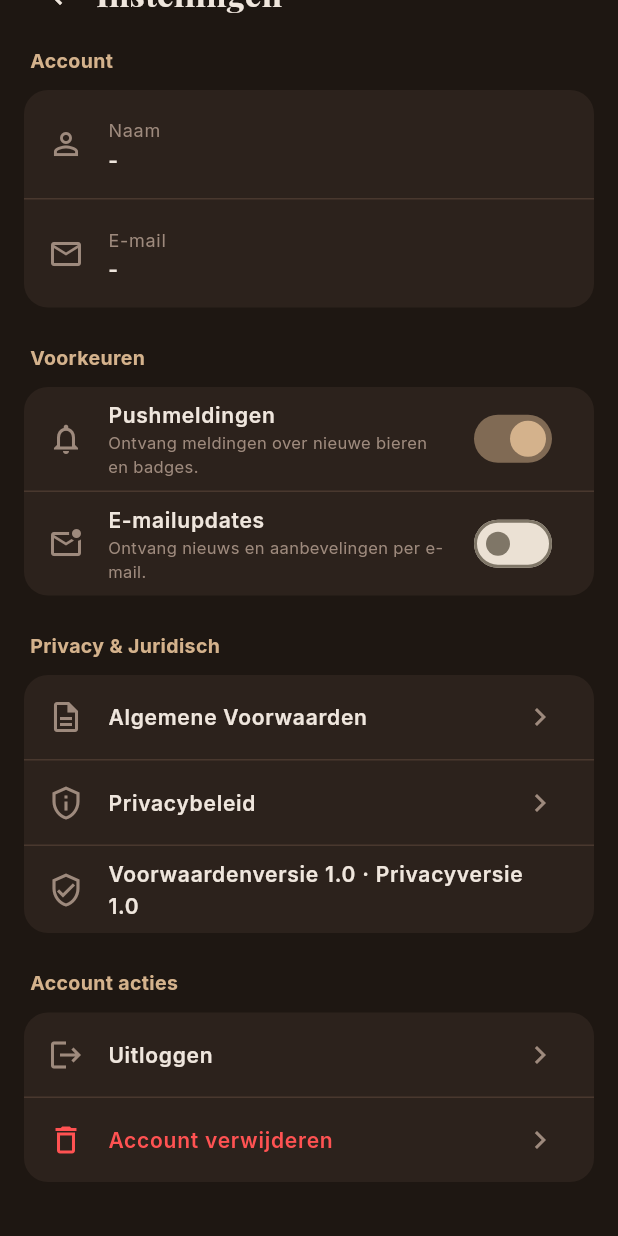
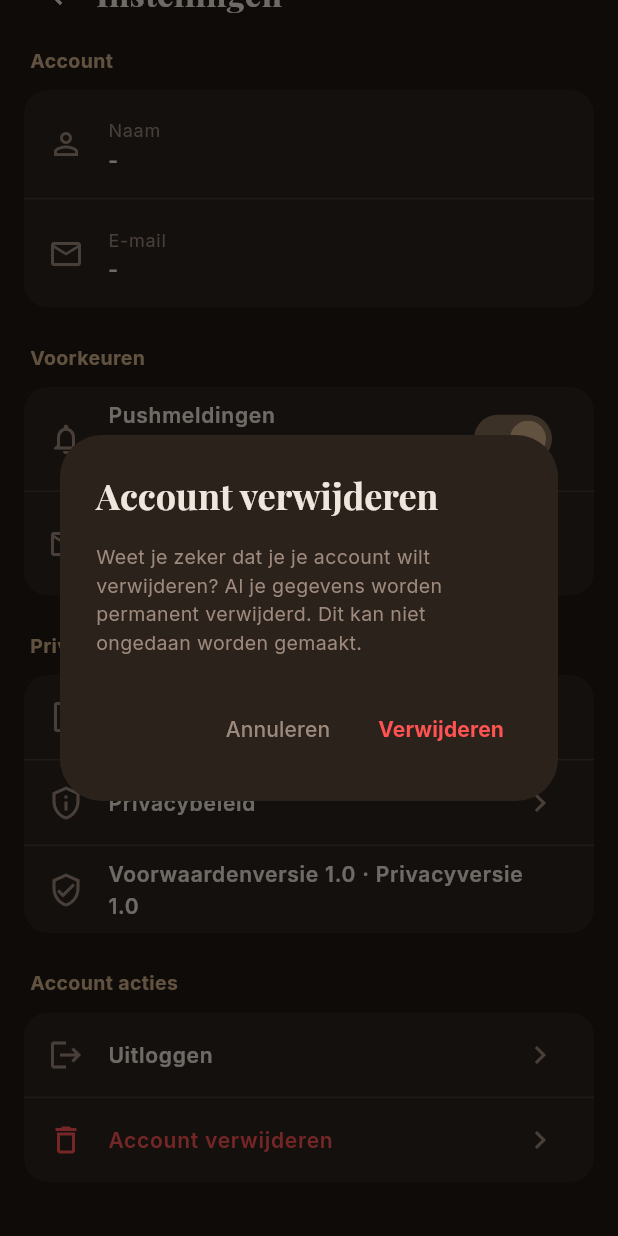
Before and after one commit to 6053472/Bierkompas, a Flutter app: the SettingsPage screen opened directly, scrolled down 45 dp, after a tap on "Account verwijderen", on a phone screen of 412 x 824 dp. Run offline on Flutter 3.47's test engine with Material 3 defaults, Android fonts, the phone set to English and light mode, and no system bars; our stand-ins replace google_fonts, image_picker, supabase_flutter; accounts and stored records are empty.

Commit message:
delete account

```diff
--- a/APP/BierKompas_Foundation_v0.1/lib/features/profile/settings_page.dart
+++ b/APP/BierKompas_Foundation_v0.1/lib/features/profile/settings_page.dart
@@ -16,6 +16,8 @@ class SettingsPage extends StatefulWidget {
 class _SettingsPageState extends State<SettingsPage> {
   bool _pushNotifications = true;
   bool _emailUpdates = false;
+  bool _deletingAccount = false;
+  final _authService = AuthService();
 
   static const _bg = Color(0xFF1E1712);
   static const _card = Color(0xFF2C221C);
@@ -54,6 +56,49 @@ class _SettingsPageState extends State<SettingsPage> {
       MaterialPageRoute(builder: (_) => const AuthGate()),
       (route) => false,
     );
+  }
+
+  Future<void> _confirmDeleteAccount() async {
+    final confirmed = await showDialog<bool>(
+      context: context,
+      builder: (context) => AlertDialog(
+        backgroundColor: _card,
+        title: Text('Account verwijderen', style: GoogleFonts.playfairDisplay(color: _cream, fontWeight: FontWeight.bold)),
+        content: Text(
+          'Weet je zeker dat je je account wilt verwijderen? Al je gegevens worden permanent verwijderd. Dit kan niet ongedaan worden gemaakt.',
+          style: GoogleFonts.inter(color: _muted, fontSize: 13),
+        ),
+        actions: [
+          TextButton(
+            onPressed: () => Navigator.of(context).pop(false),
+            child: Text('Annuleren', style: GoogleFonts.inter(color: _muted)),
+          ),
+          TextButton(
+            onPressed: () => Navigator.of(context).pop(true),
+            child: Text('Verwijderen', style: GoogleFonts.inter(color: Colors.redAccent, fontWeight: FontWeight.bold)),
+          ),
+        ],
+      ),
+    );
+
+    if (confirmed != true) return;
+
+    setState(() => _deletingAccount = true);
+    try {
+      await _authService.deleteAccount();
+      await AuthStorage.clear();
+      if (!mounted) return;
+      Navigator.of(context).pushAndRemoveUntil(
+        MaterialPageRoute(builder: (_) => const AuthGate()),
+        (route) => false,
+      );
+    } on AuthException catch (e) {
+      if (!mounted) return;
+      setState(() => _deletingAccount = false);
+      ScaffoldMessenger.of(context).showSnackBar(
+        SnackBar(content: Text(e.message)),
+      );
+    }
   }
 
   @override
@@ -142,9 +187,9 @@ class _SettingsPageState extends State<SettingsPage> {
               const Divider(color: _divider, height: 1),
               _navTile(
                 icon: Icons.delete_outline,
-                title: 'Account verwijderen',
+                title: _deletingAccount ? 'Account verwijderen...' : 'Account verwijderen',
                 titleColor: Colors.redAccent,
-                onTap: () {},
+                onTap: _deletingAccount ? null : _confirmDeleteAccount,
               ),
             ]),
             const SizedBox(height: 20),
```
Also changed, not shown: APP/BierKompas_Foundation_v0.1/lib/features/auth/auth_service.dart (+8 -0 lines), 1 other file.
